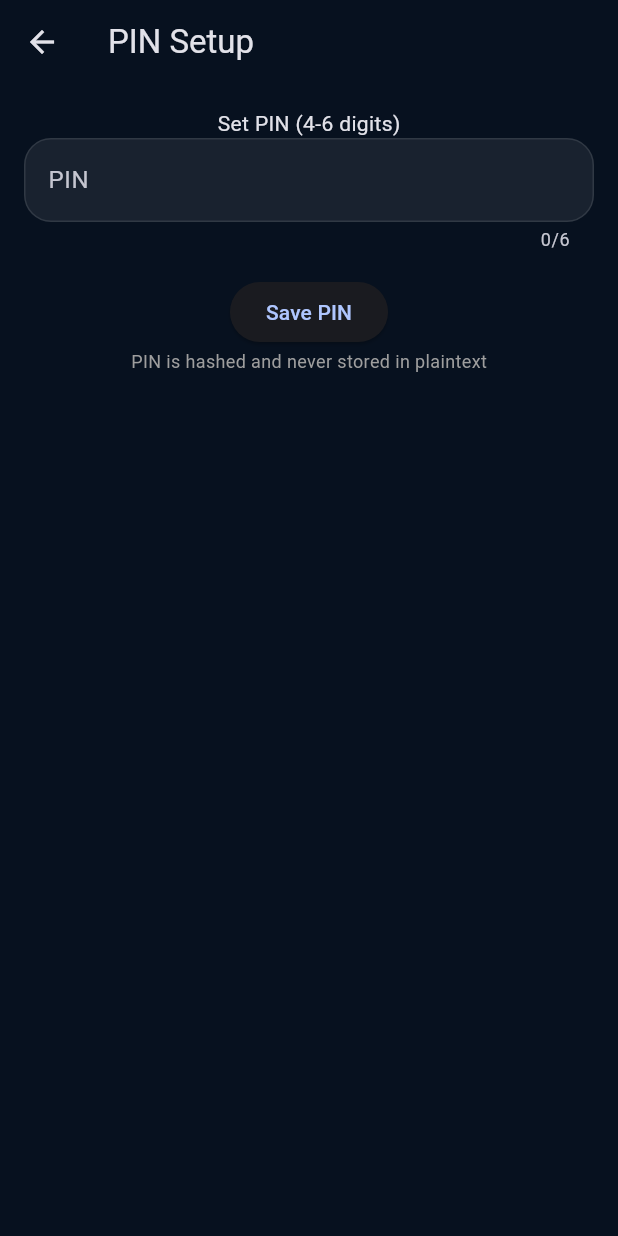
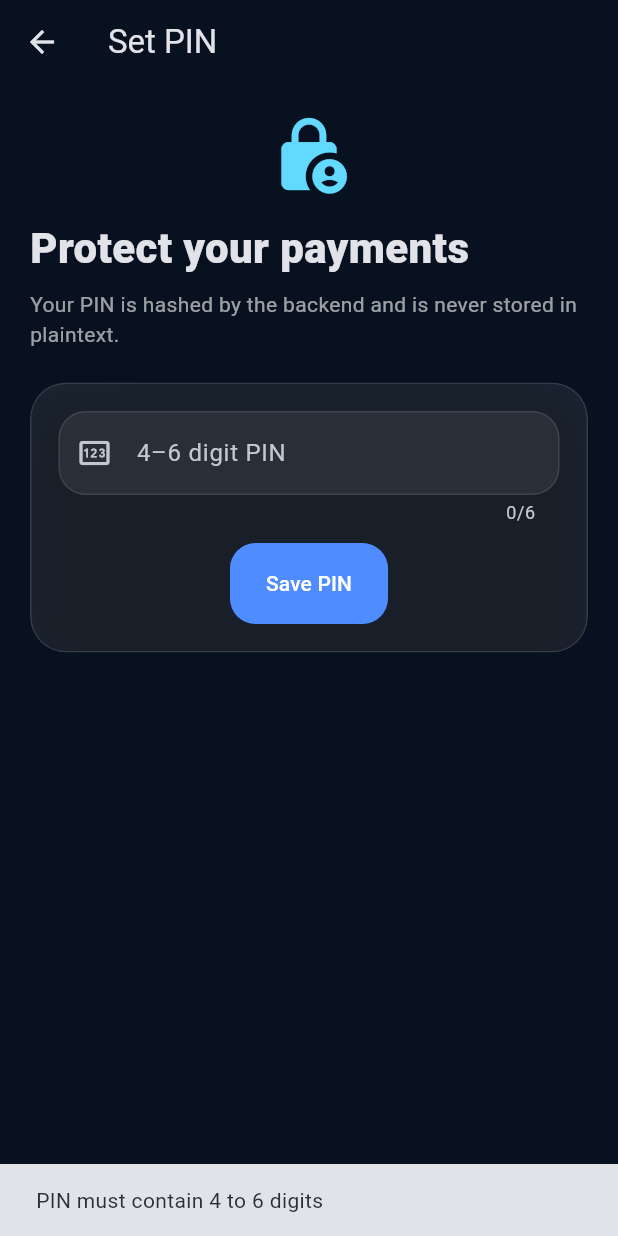
Before and after one commit to ManishAcharS/PayCore-the-banking-app, a Flutter app: the SetPinScreen screen opened directly, after a tap on "Save PIN", on a phone screen of 412 x 824 dp. Run offline on Flutter 3.47's test engine with Material 3 defaults, Android fonts, the phone set to English and light mode, and no system bars; our stand-ins replace local_auth, qr_flutter, shared_preferences; missing offline and left inert: mobile_scanner; accounts and stored records are empty; Roboto replaces fonts that are missing (sans).

Commit message:
feat: polish PayCore PIN security screen

```diff
--- a/app/lib/screens/set_pin_screen.dart
+++ b/app/lib/screens/set_pin_screen.dart
@@ -2,78 +2,26 @@ import 'package:flutter/material.dart';
 import 'package:provider/provider.dart';
 import '../services/auth_service.dart';
 import '../services/api_service.dart';
-import 'home_screen.dart';
+import '../theme/paycore_theme.dart';
 
-class SetPinScreen extends StatefulWidget {
-  const SetPinScreen({super.key});
-
-  @override
-  State<SetPinScreen> createState() => _SetPinScreenState();
+class SetPinScreen extends StatefulWidget{const SetPinScreen({super.key});@override State<SetPinScreen> createState()=>_SetPinScreenState();}
+class _SetPinScreenState extends State<SetPinScreen>{
+ final pin=TextEditingController();bool loading=false,hasPin=false;
+ @override void initState(){super.initState();_check();}
+ @override void dispose(){pin.dispose();super.dispose();}
+ Future<void> _check()async{final a=Provider.of<AuthService>(context,listen:false),api=Provider.of<ApiService>(context,listen:false);if(a.token==null)return;final r=await api.pinStatus(a.token!);if(mounted)setState(()=>hasPin=r['hasPin']==true);}
+ Future<void> save()async{
+  if(pin.text.length<4||pin.text.length>6||int.tryParse(pin.text)==null){ScaffoldMessenger.of(context).showSnackBar(const SnackBar(content:Text('PIN must contain 4 to 6 digits')));return;}
+  final a=Provider.of<AuthService>(context,listen:false),api=Provider.of<ApiService>(context,listen:false);if(a.token==null)return;setState(()=>loading=true);final r=await api.setPin(a.token!,pin.text);if(!mounted)return;setState(()=>loading=false);
+  if(r['success']==true){ScaffoldMessenger.of(context).showSnackBar(const SnackBar(content:Text('PIN saved securely')));Navigator.pop(context);}else ScaffoldMessenger.of(context).showSnackBar(SnackBar(content:Text((r['error']??'Could not save PIN').toString())));
+ }
+ @override Widget build(BuildContext context)=>Scaffold(appBar:AppBar(title:Text(hasPin?'Update PIN':'Set PIN')),body:ListView(padding:const EdgeInsets.all(20),children:[
+  const Icon(Icons.lock_person_rounded,size:55,color:PayCoreTheme.accent),const SizedBox(height:14),
+  Text(hasPin?'Update your payment PIN':'Protect your payments',style:const TextStyle(fontSize:28,fontWeight:FontWeight.w800)),
+  const SizedBox(height:8),const Text('Your PIN is hashed by the backend and is never stored in plaintext.',style:TextStyle(color:Colors.white60)),
+  const SizedBox(height:22),GlassCard(child:Column(children:[
+   TextField(controller:pin,obscureText:true,maxLength:6,keyboardType:TextInputType.number,decoration:const InputDecoration(labelText:'4–6 digit PIN',prefixIcon:Icon(Icons.pin_outlined))),
+   const SizedBox(height:12),GlassButton(onPressed:loading?null:save,child:loading?const SizedBox(width:22,height:22,child:CircularProgressIndicator(strokeWidth:2)):Text(hasPin?'Update PIN':'Save PIN'))
+  ]))
+ ]));
 }
-
-class _SetPinScreenState extends State<SetPinScreen> {
-  final _pinController = TextEditingController();
-  bool _loading = false;
-  bool _hasPin = false;
-
-  @override
-  void initState() {
-    super.initState();
-    _check();
-  }
-
-  Future<void> _check() async {
-    final auth = Provider.of<AuthService>(context, listen: false);
-    final api = Provider.of<ApiService>(context, listen: false);
-    final token = auth.token;
-    if (token != null) {
-      final res = await api.pinStatus(token);
-      if (!mounted) return;
-      setState(() => _hasPin = res['hasPin'] == true);
-    }
-  }
-
-  @override
-  Widget build(BuildContext context) {
-    final auth = Provider.of<AuthService>(context);
-    final api = Provider.of<ApiService>(context);
-    return Scaffold(
-      appBar: AppBar(title: const Text('PIN Setup')),
-      body: Padding(
-        padding: const EdgeInsets.all(16),
-        child: Column(
-          children: [
-            Text(_hasPin ? 'Update PIN (4-6 digits)' : 'Set PIN (4-6 digits)'),
-            TextField(
-              controller: _pinController,
-              decoration: const InputDecoration(labelText: 'PIN'),
-              obscureText: true,
-              keyboardType: TextInputType.number,
-              maxLength: 6,
-            ),
-            const SizedBox(height: 16),
-            ElevatedButton(
-              onPressed: _loading ? null : () async {
-                setState(() => _loading = true);
-                final token = auth.token;
-                if (token != null) {
-                  final res = await api.setPin(token, _pinController.text);
-                  if (!mounted) return;
-                  if (res['success'] == true) {
-                    ScaffoldMessenger.of(context).showSnackBar(const SnackBar(content: Text('PIN set successfully')));
-                    Navigator.pop(context);
-                  } else {
-                    ScaffoldMessenger.of(context).showSnackBar(SnackBar(content: Text(res['error'] ?? 'Failed')));
-                  }
-                }
-                setState(() => _loading = false);
-              },
-              child: _loading ? const CircularProgressIndicator() : const Text('Save PIN'),
-            ),
-            const Text('PIN is hashed and never stored in plaintext', style: TextStyle(fontSize: 12, color: Colors.grey)),
-          ],
-        ),
-      ),
-    );
-  }
-}
```
